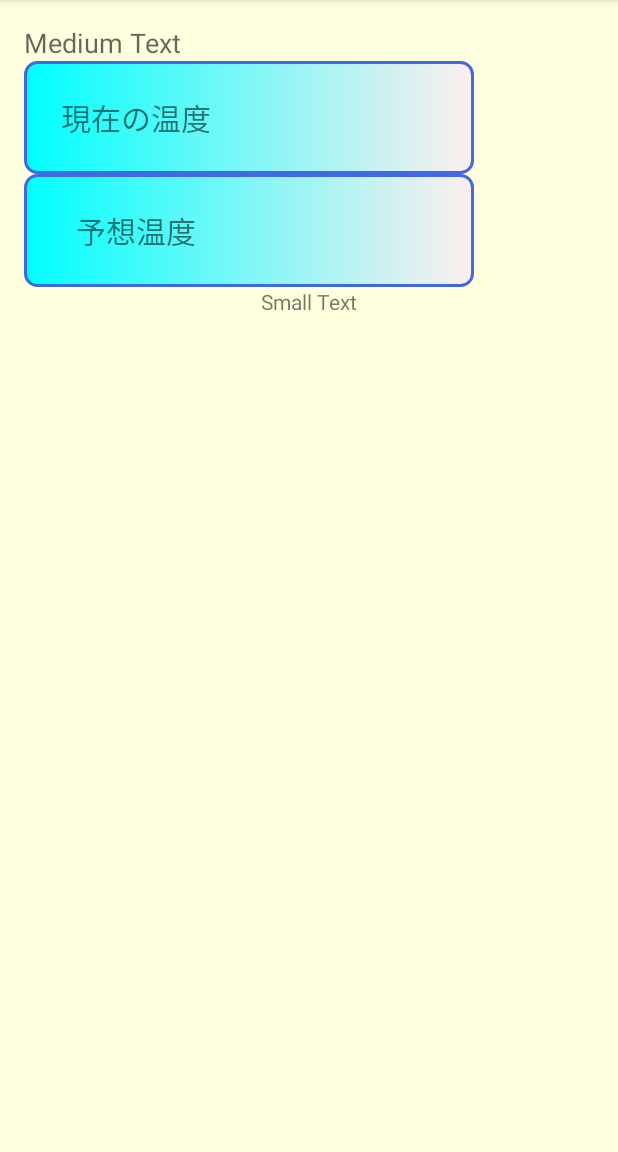
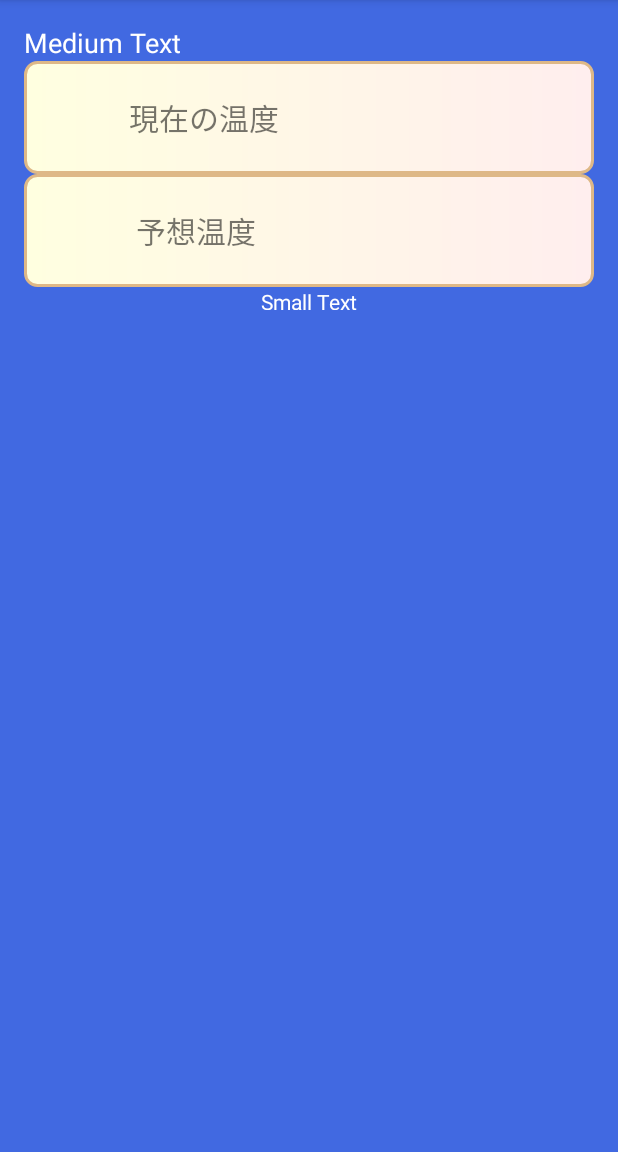
Before and after one commit to John-roboP/Smaon, an Android app: the MainActivity screen opened directly, with no data from a screen before it, on a phone screen of 412 x 824 dp, the part 84-1236 px from its top. Run offline under Robolectric (Android 15) with nearby library versions, the phone set to English and light mode, and no system bars.

Commit message:
UIを一部変更
8/10

```diff
--- a/app/src/main/res/drawable/waku1.xml
+++ b/app/src/main/res/drawable/waku1.xml
@@ -1,11 +1,11 @@
 <?xml version="1.0" encoding="utf-8"?>
 <shape xmlns:android="http://schemas.android.com/apk/res/android">
     <gradient
-        android:startColor="#00FFFF"
+        android:startColor="#FFFFE0"
         android:endColor="#FFEEEE"
         android:angle="0" />
     <stroke
-        android:color="#4169E1"
+        android:color="#DEB887"
         android:width="2dp" />
     <corners android:radius="8dp" />
 </shape>
--- a/app/src/main/res/layout/activity_main.xml
+++ b/app/src/main/res/layout/activity_main.xml
@@ -11,7 +11,7 @@
     android:paddingTop="@dimen/activity_vertical_margin"
     tools:context="com.t_robop.smaon.MainActivity"
     android:weightSum="1"
-    android:background="#FFFFE0">
+    android:background="#4169E1">
 
     <RelativeLayout
         android:layout_width="wrap_content"
@@ -20,6 +20,7 @@
             android:layout_width="wrap_content"
             android:layout_height="wrap_content"
             android:textAppearance="?android:attr/textAppearanceMedium"
+            android:textColor="#FFFFFF"
             android:text="Medium Text"
             android:id="@+id/textView4"
             android:layout_alignParentLeft="true"
@@ -27,13 +28,14 @@
     </RelativeLayout>
 
     <LinearLayout
-        android:layout_width="wrap_content"
+        android:layout_width="match_parent"
         android:layout_height="wrap_content"
         android:orientation="horizontal"
         android:background="@drawable/waku1">
         <TextView
-            android:layout_width="150dp"
+            android:layout_width="wrap_content"
             android:layout_height="75dp"
+            android:layout_weight="1"
             android:textSize="20sp"
             android:text="現在の温度"
             android:id="@+id/textView"
@@ -41,8 +43,9 @@
             android:gravity="center" />
 
         <TextView
-            android:layout_width="150dp"
+            android:layout_width="wrap_content"
             android:layout_height="75dp"
+            android:layout_weight="1"
             android:textSize="30sp"
             android:textAppearance="?android:attr/textAppearanceLarge"
             android:text=""
@@ -52,13 +55,14 @@
     </LinearLayout>
 
     <LinearLayout
-        android:layout_width="wrap_content"
+        android:layout_width="match_parent"
         android:layout_height="wrap_content"
         android:orientation="horizontal"
         android:background="@drawable/waku1">
         <TextView
-            android:layout_width="150dp"
+            android:layout_width="wrap_content"
             android:layout_height="75dp"
+            android:layout_weight="1"
             android:textSize="20sp"
             android:text="予想温度"
             android:id="@+id/textView2"
@@ -67,8 +71,9 @@
             android:textIsSelectable="false" />
 
         <TextView
-            android:layout_width="150dp"
+            android:layout_width="wrap_content"
             android:layout_height="75dp"
+            android:layout_weight="1"
             android:textSize="30sp"
             android:text=""
             android:id="@+id/textView3"
@@ -94,6 +99,7 @@
             android:textAppearance="?android:attr/textAppearanceSmall"
             android:gravity="center"
             android:layout_gravity="center"
+            android:textColor="#FFFFFF"
             android:text="Small Text"
             android:id="@+id/textView7"
             android:layout_alignParentTop="true"
@@ -110,6 +116,7 @@
             android:textSize="21sp"
             android:layout_gravity="fill"
             android:gravity="top"
+            android:textColor="#FFFFFF"
             android:text=""
             android:id="@+id/textView5"
             android:layout_alignParentRight="true"
```
